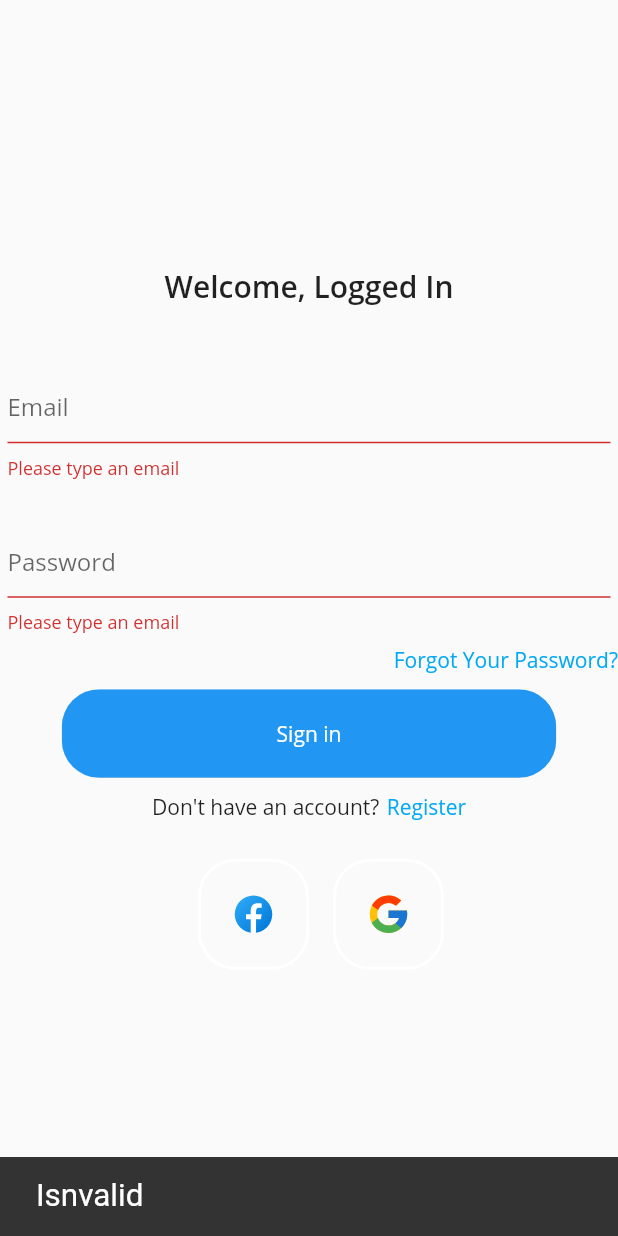
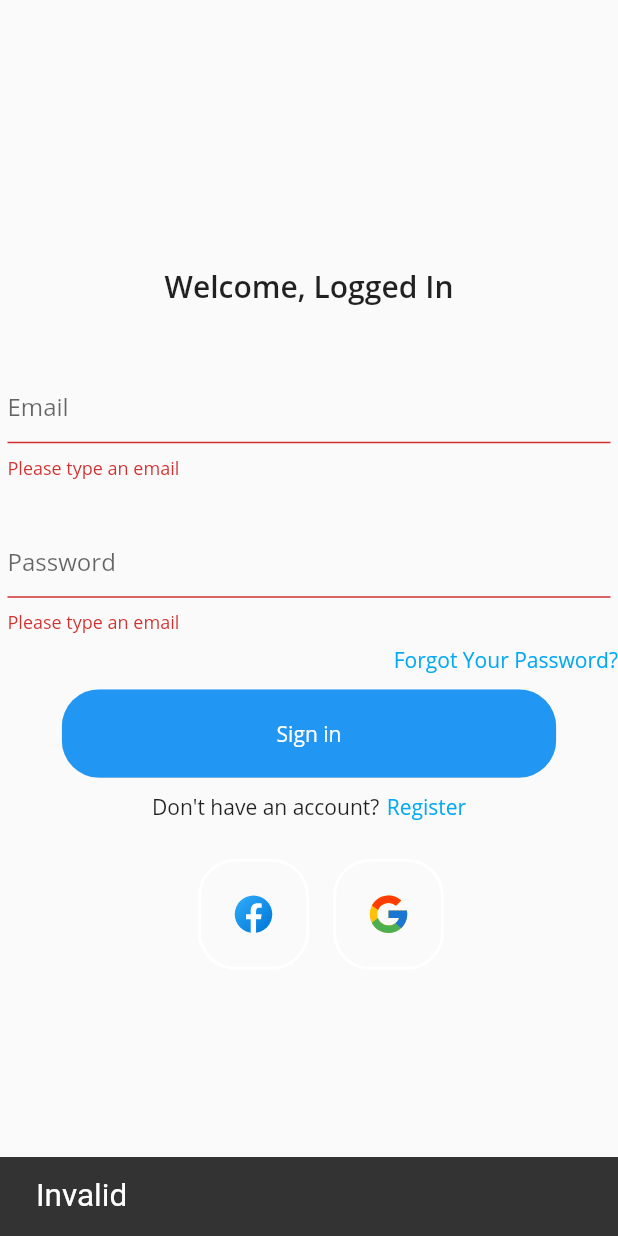
Before and after one commit to shadowprend/favr, a Flutter app: the screen it shows after launch, after a tap on "Sign in", on a phone screen of 412 x 824 dp. Run offline on Flutter 3.47's test engine with Material 2 defaults, Android fonts, the phone set to English and light mode, and no system bars; our stand-ins replace cloud_firestore, equatable, firebase_auth, firebase_core, flutter_bloc, flutter_svg and 5 more; missing offline and left inert: algolia, flutter_facebook_login, geocoder, paginate_firestore; accounts and stored records are empty.

Commit message:
update the login and add role

```diff
--- a/lib/screens/signin.dart
+++ b/lib/screens/signin.dart
@@ -2,6 +2,7 @@ import 'dart:convert';
 import 'package:favr/screens/location.dart';
 import 'package:favr/screens/servicer_dashboard.dart';
 import 'package:favr/screens/signup_contacts.dart';
+import 'package:favr/screens/signup_email.dart';
 import 'package:favr/utilities/components/roundedbutton.dart';
 import 'package:favr/utilities/components/roundedinputfield.dart';
 import 'package:favr/utilities/components/roundedpassword.dart';
@@ -145,7 +146,7 @@ class _SignInState extends State<SignIn> {
                                 print(e);
                               }
                             } else {
-                              showInSnackBar('Isnvalid');
+                              showInSnackBar('Invalid');
                             }
                           },
                         ),
@@ -215,16 +216,8 @@ class _SignInState extends State<SignIn> {
 
                                       userdata.updateUserData(userinfo);
 
-                                      // bool _isLocationServiceEnabled =
-                                      //     await isLocationServiceEnabled();
                                       Navigator.pushNamed(
                                           context, LocationScreen.id);
-
-                                      // LocationPermission permission =
-                                      //     await checkPermission();
-                                      // if (permission == true) {
-                                      //   Navigator.pushNamed(context, Dashboard.id);
-                                      // }
 
                                       _firestore
                                           .collection("userdata")
```
